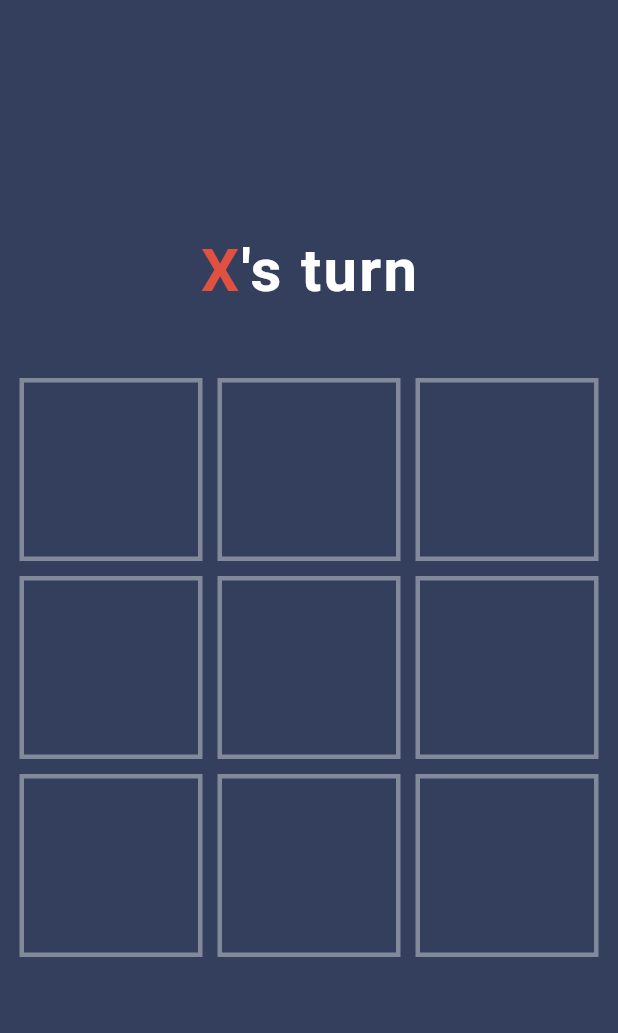
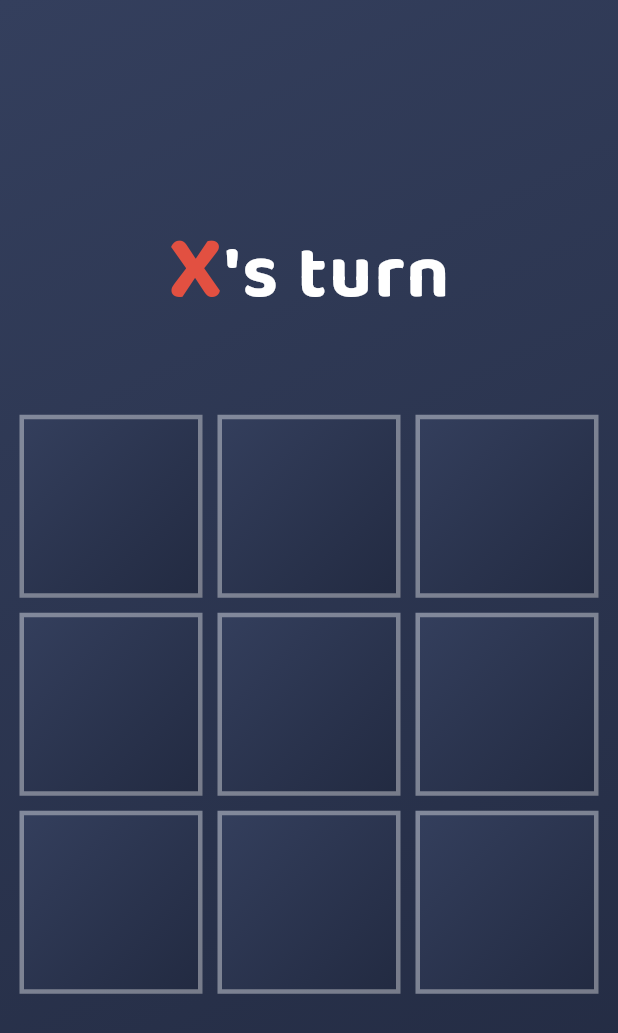
Before and after one commit to Aditya-AG7/tictactoe, a Flutter app: the GameScreen screen opened by its route, on a phone screen of 412 x 824 dp. Shown: the top 1033 px of the screen. Run offline on Flutter 3.47's test engine with Material 3 defaults, Android fonts, the phone set to English and light mode, and no system bars; our stand-ins replace google_fonts.

Commit message:
Update game_screen.dart

```diff
--- a/lib/screens/game_screen.dart
+++ b/lib/screens/game_screen.dart
@@ -1,4 +1,5 @@
 import 'package:flutter/material.dart';
+import 'package:google_fonts/google_fonts.dart';
 import 'package:tictactoe/constants.dart';
 import 'package:tictactoe/screens/winner_screen.dart';
 
@@ -37,9 +38,17 @@ class _GameScreenState extends State<GameScreen> {
 
   @override
   Widget build(BuildContext context) {
-    return Scaffold(
-      backgroundColor: kColor1,
-      body: Center(
+    return SafeArea(
+      child: Scaffold(
+        body: Container(
+          decoration: const BoxDecoration(
+            gradient: LinearGradient(
+              colors: [kColor1, kShadowColor],
+              begin: Alignment.topLeft,
+              end: Alignment.bottomRight,
+            ),
+          ),
+          child: Center(
             child: Column(
               mainAxisAlignment: MainAxisAlignment.center,
               children: [
@@ -47,6 +56,8 @@ class _GameScreenState extends State<GameScreen> {
                 const SizedBox(height: 35),
                 _gameContainer(),
               ],
+            ),
+          ),
         ),
       ),
     );
@@ -102,19 +113,24 @@ class _GameScreenState extends State<GameScreen> {
   Widget _headerText() {
     return RichText(
       text: TextSpan(
-        style: const TextStyle(
-          fontSize: 40,
-          fontWeight: FontWeight.bold,
-          letterSpacing: 1.5,
-        ),
         children: [
           TextSpan(
             text: currentPlayer,
-            style: TextStyle(color: playerColor),
+            style: GoogleFonts.baloo2(
+              color: playerColor,
+              fontSize: 60,
+              letterSpacing: 1.5,
+              fontWeight: FontWeight.w700,
             ),
-          const TextSpan(
+          ),
+          TextSpan(
             text: "'s turn",
-            style: TextStyle(color: Colors.white),
+            style: GoogleFonts.baloo2(
+              color: Colors.white,
+              fontSize: 50,
+              letterSpacing: 1.5,
+              fontWeight: FontWeight.bold,
+            ),
           )
         ],
       ),
@@ -152,20 +168,23 @@ class _GameScreenState extends State<GameScreen> {
       },
       child: Container(
         decoration: BoxDecoration(
-          color: kColor1,
+          gradient: const LinearGradient(
+            colors: [kColor1, kShadowColor],
+            begin: Alignment.topLeft,
+            end: Alignment.bottomRight,
+          ),
           border: Border.all(
             color: Colors.white38,
             width: 3,
           ),
         ),
-        // foregroundDecoration: ,
         margin: const EdgeInsets.all(5),
         child: Center(
           child: Text(
             occupied[index],
-            style: TextStyle(
-              fontSize: 50,
-              fontWeight: FontWeight.w500,
+            style: GoogleFonts.baloo2(
+              fontSize: 80,
+              fontWeight: FontWeight.w900,
               color: boxColors[index],
             ),
           ),
```
Lines whose indentation alone changed are shown as unchanged.
